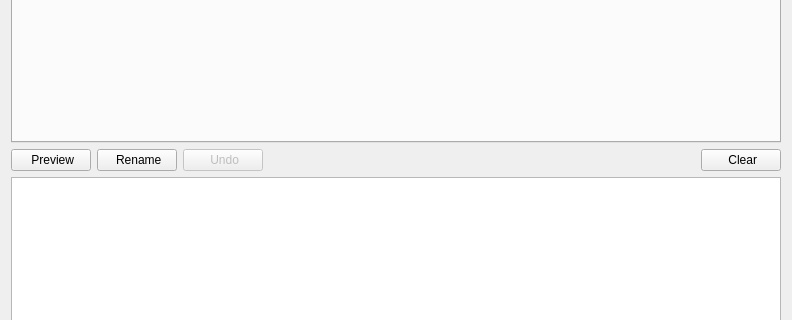
Before: the Qt Designer form src/mainwindow.ui in metamorphose/metamorphose3, drawn with Qt 5; both pictures show x 0 to 792 and y 115 to 435 of the 792 by 552 pixel window.
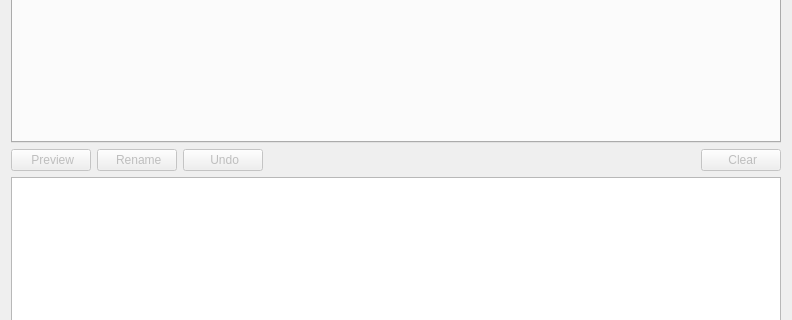
After: the same form once the commit is applied. Icons and pictures are not drawn.

Diff of the .ui file:
```diff
--- a/src/mainwindow.ui
+++ b/src/mainwindow.ui
@@ -29,6 +29,9 @@
      <layout class="QHBoxLayout" name="horizontalLayout">
       <item>
        <widget class="QPushButton" name="previewButton">
+        <property name="enabled">
+         <bool>false</bool>
+        </property>
         <property name="text">
          <string> Preview</string>
         </property>
@@ -42,7 +45,7 @@
       <item>
        <widget class="QPushButton" name="renameButton">
         <property name="enabled">
-         <bool>true</bool>
+         <bool>false</bool>
         </property>
         <property name="text">
          <string> Rename</string>
@@ -84,6 +87,9 @@
       </item>
       <item>
        <widget class="QPushButton" name="clearAllButton">
+        <property name="enabled">
+         <bool>false</bool>
+        </property>
         <property name="text">
          <string> Clear</string>
         </property>
```
